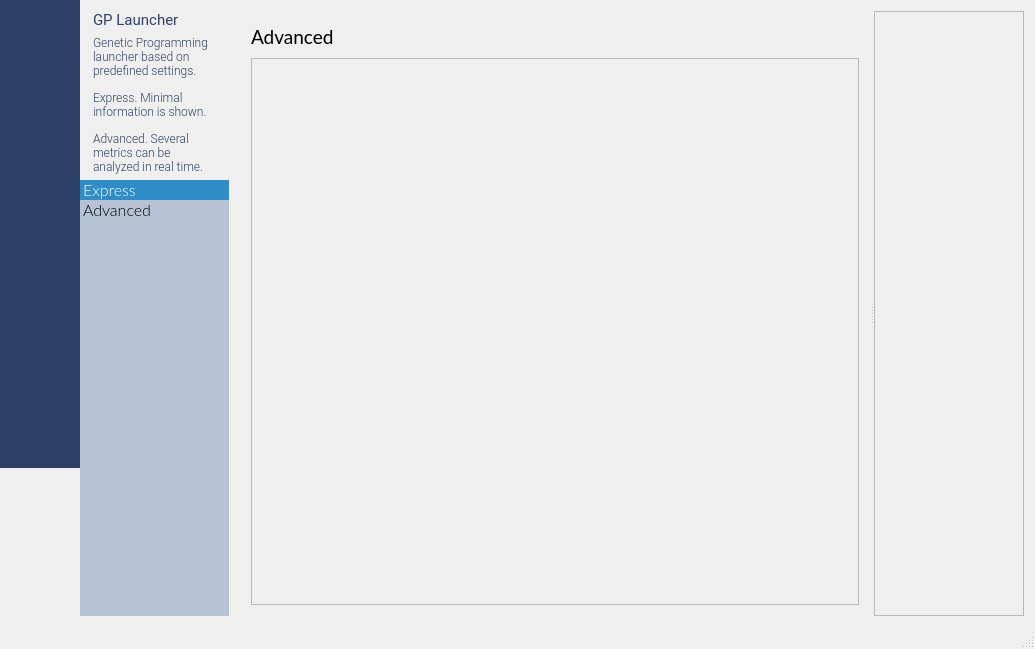
The window that source/mainwidget.ui (emigdioz/LeafGP) describes before a commit, drawn with Qt 5.
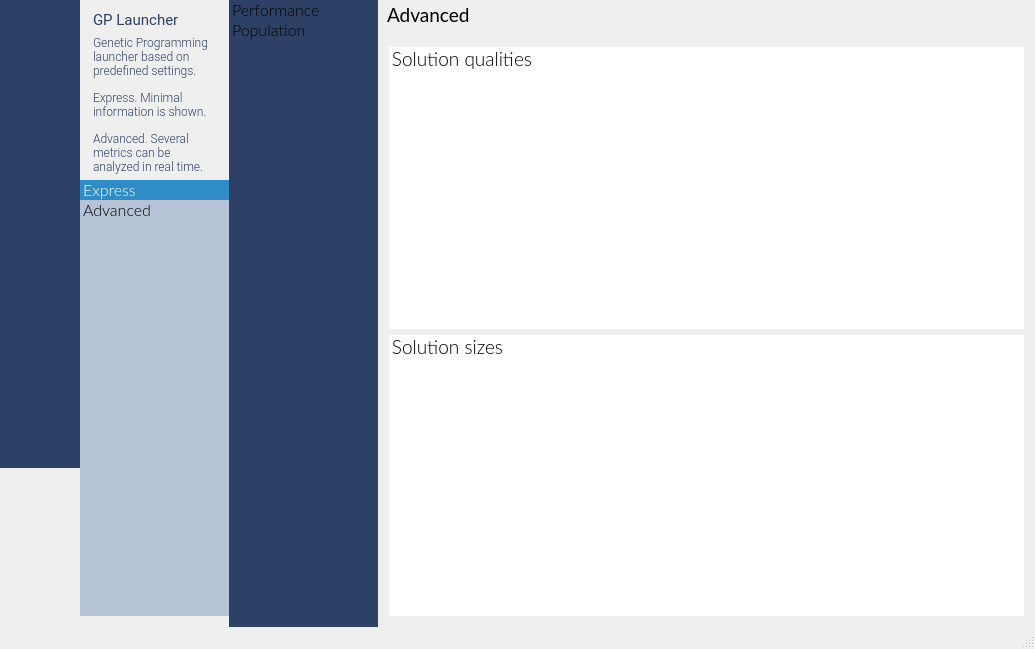
The same window after the commit. The open tabs and pages were chosen to show the change. Icons and pictures are not drawn. Custom widgets are drawn as their Qt base class.

Commit message: Quality performance plot added

```diff
--- a/source/mainwidget.ui
+++ b/source/mainwidget.ui
@@ -4565,13 +4565,123 @@
            </layout>
           </widget>
           <widget class="QWidget" name="pageGPAdvanced">
+           <layout class="QGridLayout" name="gridLayout_79">
+            <property name="leftMargin">
+             <number>0</number>
+            </property>
+            <property name="topMargin">
+             <number>0</number>
+            </property>
+            <property name="rightMargin">
+             <number>0</number>
+            </property>
+            <property name="bottomMargin">
+             <number>0</number>
+            </property>
+            <property name="spacing">
+             <number>0</number>
+            </property>
+            <item row="0" column="0">
+             <widget class="QFrame" name="frame_35">
+              <property name="minimumSize">
+               <size>
+                <width>149</width>
+                <height>0</height>
+               </size>
+              </property>
+              <property name="maximumSize">
+               <size>
+                <width>149</width>
+                <height>16777215</height>
+               </size>
+              </property>
+              <property name="frameShape">
+               <enum>QFrame::NoFrame</enum>
+              </property>
+              <property name="frameShadow">
+               <enum>QFrame::Raised</enum>
+              </property>
            <layout class="QGridLayout" name="gridLayout_12">
+               <property name="leftMargin">
+                <number>0</number>
+               </property>
+               <property name="topMargin">
+                <number>0</number>
+               </property>
+               <property name="rightMargin">
+                <number>0</number>
+               </property>
+               <property name="bottomMargin">
+                <number>0</number>
+               </property>
+               <property name="spacing">
+                <number>0</number>
+               </property>
             <item row="0" column="0">
-             <widget class="QSplitter" name="splitter_3">
-              <property name="orientation">
-               <enum>Qt::Horizontal</enum>
-              </property>
-              <widget class="QWidget" name="verticalLayoutWidget_5">
+                <layout class="QVBoxLayout" name="verticalLayout_28">
+                 <item>
+                  <widget class="QListWidget" name="listWidgetGPAdvanced">
+                   <property name="focusPolicy">
+                    <enum>Qt::NoFocus</enum>
+                   </property>
+                   <property name="styleSheet">
+                    <string notr="true">QListWidget 
+{ 
+	background: rgb(45,65,102);
+	border: none;
+	font-family: Lato;
+	font-weight: 200;
+	font-size:12pt;
+}
+
+QListWidget::item
+{
+	background-image: url(:/icons/resources/images/sidebar3_back_normal.png);
+	background-position: center;
+	width: 138px;
+	height: 45px;
+	padding-left: 10px;
+	color: rgb(182,194,214);
+}
+
+QListWidget::item:selected
+{
+	background-image: url(:/icons/resources/images/sidebar3_back_selected.png);
+	background-position: center;
+	color: rgb(255, 255, 255);
+}
+
+QListWidget::item:hover
+{
+	background-image: url(:/icons/resources/images/sidebar3_back_hover.png);
+	background-position: center;
+	color: rgb(255,255,255);
+}</string>
+                   </property>
+                   <property name="frameShape">
+                    <enum>QFrame::NoFrame</enum>
+                   </property>
+                   <property name="horizontalScrollBarPolicy">
+                    <enum>Qt::ScrollBarAlwaysOff</enum>
+                   </property>
+                   <item>
+                    <property name="text">
+                     <string>Performance</string>
+                    </property>
+                   </item>
+                   <item>
+                    <property name="text">
+                     <string>Population</string>
+                    </property>
+                   </item>
+                  </widget>
+                 </item>
+                </layout>
+               </item>
+              </layout>
+             </widget>
+            </item>
+            <item row="0" column="1">
                <layout class="QVBoxLayout" name="verticalLayout_9">
                 <item>
                  <widget class="QLabel" name="label_11">
@@ -4587,6 +4697,7 @@
 	font-family: Lato;
 	font-weight: normal;
 	font-size: 14pt;
+	padding: 5px;
 }</string>
                   </property>
                   <property name="text">
@@ -4597,30 +4708,86 @@
                 <item>
                  <widget class="QFrame" name="frame_11">
                   <property name="frameShape">
-                   <enum>QFrame::StyledPanel</enum>
+                 <enum>QFrame::NoFrame</enum>
                   </property>
                   <property name="frameShadow">
                    <enum>QFrame::Raised</enum>
                   </property>
-                 </widget>
+                <layout class="QGridLayout" name="gridLayout_78">
+                 <property name="leftMargin">
+                  <number>0</number>
+                 </property>
+                 <property name="topMargin">
+                  <number>0</number>
+                 </property>
+                 <property name="rightMargin">
+                  <number>0</number>
+                 </property>
+                 <property name="bottomMargin">
+                  <number>0</number>
+                 </property>
+                 <property name="spacing">
+                  <number>0</number>
+                 </property>
+                 <item row="0" column="0">
+                  <widget class="QStackedWidget" name="stackedWidgetGPAdvanced">
+                   <widget class="QWidget" name="pagePerformance">
+                    <property name="styleSheet">
+                     <string notr="true">QGroupBox {
+	font-family: Lato;
+	font-weight: 200;
+	font-size: 14pt;
+	border: 0;
+	background-color: rgb(255,255,255);
+	margin-top: 3ex;
+}
+
+QGroupBox::title {
+	subcontrol-origin: margin;
+    subcontrol-position: top left;
+	border: 0;
+	background-color: rgb(255,255,255);
+
+}</string>
+                    </property>
+                    <layout class="QGridLayout" name="gridLayout_80">
+                     <item row="0" column="0">
+                      <layout class="QVBoxLayout" name="verticalLayout_29">
+                       <item>
+                        <widget class="QGroupBox" name="groupBox_10">
+                         <property name="title">
+                          <string>Solution qualities</string>
+                         </property>
+                         <layout class="QGridLayout" name="gridLayout_81">
+                          <item row="0" column="0">
+                           <widget class="QCustomPlot" name="qualityPlot" native="true"/>
                 </item>
                </layout>
               </widget>
-              <widget class="QFrame" name="frame_12">
-               <property name="maximumSize">
-                <size>
-                 <width>150</width>
-                 <height>16777215</height>
-                </size>
-               </property>
-               <property name="frameShape">
-                <enum>QFrame::StyledPanel</enum>
-               </property>
-               <property name="frameShadow">
-                <enum>QFrame::Raised</enum>
-               </property>
-              </widget>
-             </widget>
+                       </item>
+                       <item>
+                        <widget class="QGroupBox" name="groupBox_11">
+                         <property name="title">
+                          <string>Solution sizes</string>
+                         </property>
+                         <layout class="QGridLayout" name="gridLayout_82">
+                          <item row="0" column="0">
+                           <widget class="QCustomPlot" name="sizePlot" native="true"/>
+                          </item>
+                         </layout>
+                        </widget>
+                       </item>
+                      </layout>
+                     </item>
+                    </layout>
+                   </widget>
+                   <widget class="QWidget" name="pagePopulation_2"/>
+                  </widget>
+                 </item>
+                </layout>
+               </widget>
+              </item>
+             </layout>
             </item>
            </layout>
           </widget>
```
Left out of the diff: 18 changed lines with no effect on the pictures. Lines whose indentation alone changed are shown as unchanged. The commit also changes 6 other files.
